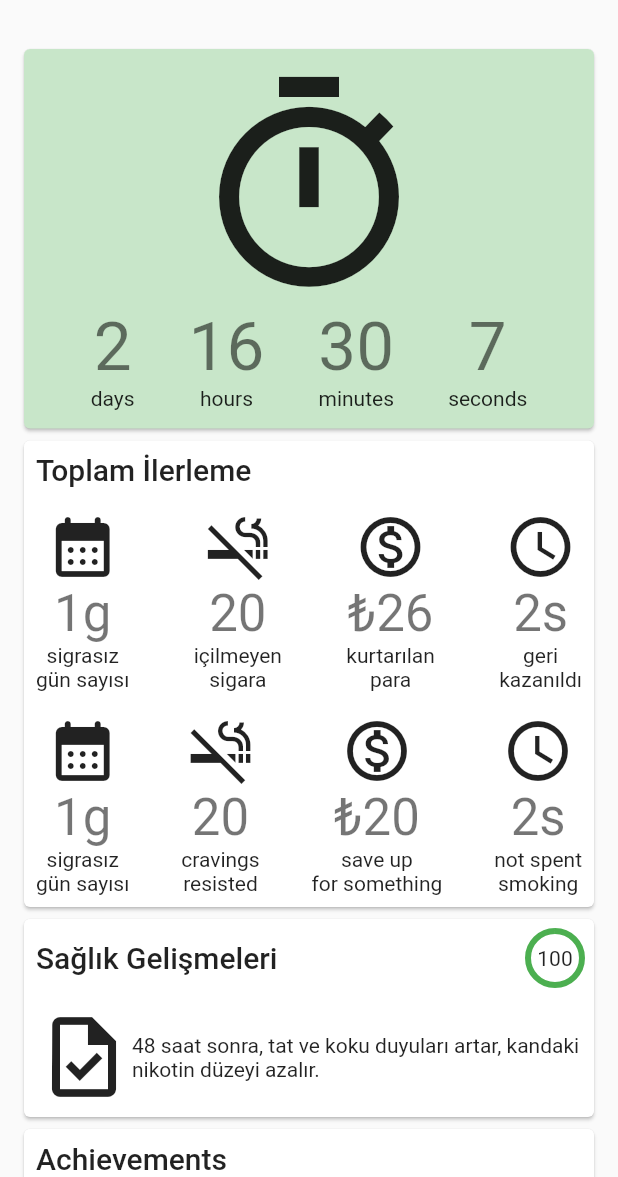
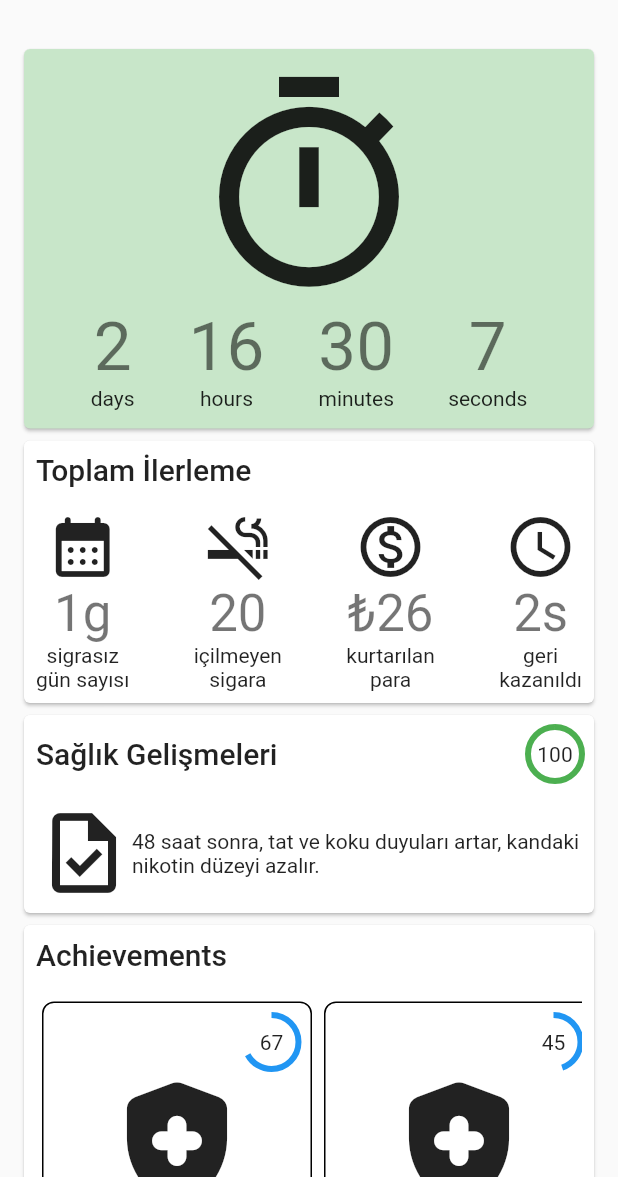
Before and after one commit to musahinist/quit_smoking, a Flutter app: the screen it shows after launch, on a phone screen of 412 x 824 dp, the part 59-1236 px from its top. Run offline on Flutter 3.47's test engine with Material 2 defaults, Android fonts, the phone set to English and light mode, and no system bars.

Commit message:
add achievement page

```diff
--- a/lib/core/constant.dart
+++ b/lib/core/constant.dart
@@ -28,7 +28,20 @@ class Constant {
     {
       'duration': Duration(days: 3),
       "title":
-          "72 saat sonra,Solunum fonksiyonları normale döner, hava yollarının gevşemesi sonucu nefes alıp verme rahatlar, solunum yolları fonksiyon görmeye başladığı için sekresyon miktarı artar, hava yolları kendi kendini temizlemeye çalışır."
+          "3 gün sonra,hava yollarının gevşemesi sonucu nefes alıp verme rahatlar."
+    },
+    {
+      'duration': Duration(days: 4),
+      "title":
+          "4 gün sonra,solunum yolları fonksiyon görmeye başladığı için sekresyon miktarı artar."
+    },
+    {
+      'duration': Duration(days: 5),
+      "title": "5 gün sonra, hava yolları kendi kendini temizlemeye çalışır."
+    },
+    {
+      'duration': Duration(days: 6),
+      "title": "6 gün sonra,Solunum fonksiyonları normale döner."
     },
     {
       'duration': Duration(days: 7),
--- a/lib/view/achievement/achievement_page.dart
+++ b/lib/view/achievement/achievement_page.dart
@@ -38,20 +38,20 @@ class AchievementPage extends StatelessWidget {
                               children: [
                                 CircularProgressIndicator(
                                   valueColor:
-                                      AlwaysStoppedAnimation(Colors.blue),
+                                      const AlwaysStoppedAnimation(Colors.blue),
                                   value: elapsed,
                                 ),
                                 Text(
                                     '${elapsed > 1 ? 100 : (elapsed * 100).toStringAsFixed(0)}')
                               ],
                             )
-                          : Icon(
+                          : const Icon(
                               Icons.check_circle,
                               size: 48,
                               color: Colors.green,
                             ),
                     ),
-                    Icon(Icons.health_and_safety_rounded, size: 100),
+                    const Icon(Icons.health_and_safety_rounded, size: 100),
                     Text(Constant.achievements[i]['body']),
                   ],
                 ),
--- a/lib/view/home/achievement_section.dart
+++ b/lib/view/home/achievement_section.dart
@@ -39,9 +39,14 @@ class AchievementSection extends StatelessWidget {
                     (i) {
                       double elapsed = duration.inSeconds /
                           Constant.achievements[i]['duration'].inSeconds;
-                      return Card(
-                        child: Padding(
+                      return elapsed < 1
+                          ? Container(
+                              width: 180,
                               padding: const EdgeInsets.all(8.0),
+                              margin: const EdgeInsets.all(4.0),
+                              decoration: BoxDecoration(
+                                  border: Border.all(),
+                                  borderRadius: BorderRadius.circular(8)),
                               child: Column(
                                 //  crossAxisAlignment: CrossAxisAlignment.start,
                                 children: [
@@ -72,8 +77,8 @@ class AchievementSection extends StatelessWidget {
                                   Text(Constant.achievements[i]['body']),
                                 ],
                               ),
-                        ),
-                      );
+                            )
+                          : SizedBox();
                     },
                   ),
                 ),
--- a/lib/view/home/progress_section.dart
+++ b/lib/view/home/progress_section.dart
@@ -61,53 +61,53 @@ class ProgressSection extends StatelessWidget {
                 )
               ],
             ),
-            const SizedBox(height: 16),
-            Row(
-              mainAxisAlignment: MainAxisAlignment.spaceBetween,
-              children: [
-                Column(
-                  children: [
-                    const Icon(Icons.calendar_month_rounded, size: 48),
-                    Text("1g", style: Theme.of(context).textTheme.headline4),
-                    const Text(
-                      'sigrasız\ngün sayısı',
-                      textAlign: TextAlign.center,
-                    )
-                  ],
-                ),
-                Column(
-                  children: [
-                    const Icon(Icons.smoke_free, size: 48),
-                    Text("20", style: Theme.of(context).textTheme.headline4),
-                    const Text(
-                      'cravings\nresisted',
-                      textAlign: TextAlign.center,
-                    )
-                  ],
-                ),
-                Column(
-                  children: [
-                    const Icon(Icons.monetization_on_outlined, size: 48),
-                    Text("₺20", style: Theme.of(context).textTheme.headline4),
-                    const Text(
-                      'save up\nfor something',
-                      textAlign: TextAlign.center,
-                    )
-                  ],
-                ),
-                // sigare adedi * 5 dk
-                Column(
-                  children: [
-                    const Icon(Icons.watch_later_outlined, size: 48),
-                    Text("2s", style: Theme.of(context).textTheme.headline4),
-                    const Text(
-                      'not spent\nsmoking',
-                      textAlign: TextAlign.center,
-                    )
-                  ],
-                )
-              ],
-            )
+            // const SizedBox(height: 16),
+            // Row(
+            //   mainAxisAlignment: MainAxisAlignment.spaceBetween,
+            //   children: [
+            //     Column(
+            //       children: [
+            //         const Icon(Icons.calendar_month_rounded, size: 48),
+            //         Text("1g", style: Theme.of(context).textTheme.headline4),
+            //         const Text(
+            //           'sigrasız\ngün sayısı',
+            //           textAlign: TextAlign.center,
+            //         )
+            //       ],
+            //     ),
+            //     Column(
+            //       children: [
+            //         const Icon(Icons.smoke_free, size: 48),
+            //         Text("20", style: Theme.of(context).textTheme.headline4),
+            //         const Text(
+            //           'cravings\nresisted',
+            //           textAlign: TextAlign.center,
+            //         )
+            //       ],
+            //     ),
+            //     Column(
+            //       children: [
+            //         const Icon(Icons.monetization_on_outlined, size: 48),
+            //         Text("₺20", style: Theme.of(context).textTheme.headline4),
+            //         const Text(
+            //           'save up\nfor something',
+            //           textAlign: TextAlign.center,
+            //         )
+            //       ],
+            //     ),
+            //     // sigare adedi * 5 dk
+            //     Column(
+            //       children: [
+            //         const Icon(Icons.watch_later_outlined, size: 48),
+            //         Text("2s", style: Theme.of(context).textTheme.headline4),
+            //         const Text(
+            //           'not spent\nsmoking',
+            //           textAlign: TextAlign.center,
+            //         )
+            //       ],
+            //     )
+            //   ],
+            // )
           ],
         ),
       ),
```
Lines whose indentation alone changed are shown as unchanged.
